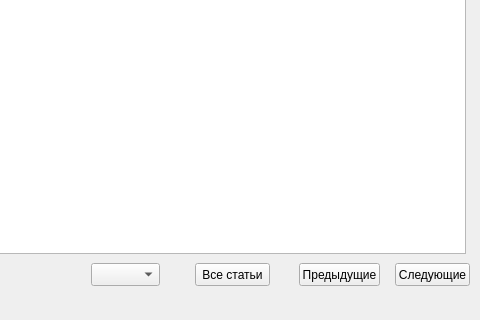
Old version of the form GLIS.ui in the repository Tek4to/pythonPyQT; both pictures show x 765 to 1245 and y 466 to 786 of the 1502 by 786 pixel window.
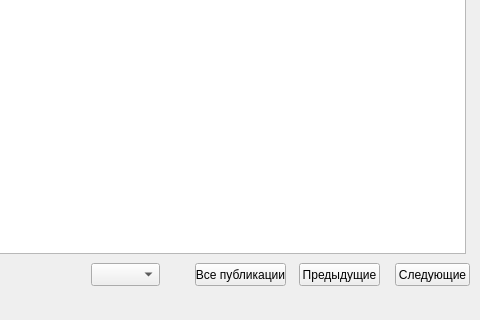
New version of the form.

```diff
--- a/GLIS.ui
+++ b/GLIS.ui
@@ -351,12 +351,12 @@
      <rect>
       <x>960</x>
       <y>710</y>
-      <width>75</width>
+      <width>91</width>
       <height>23</height>
      </rect>
     </property>
     <property name="text">
-     <string>Все статьи</string>
+     <string>Все публикации</string>
     </property>
    </widget>
    <widget class="QComboBox" name="comboBox_3">
```
Left out of the diff: 4 changed lines with no effect on the pictures.
